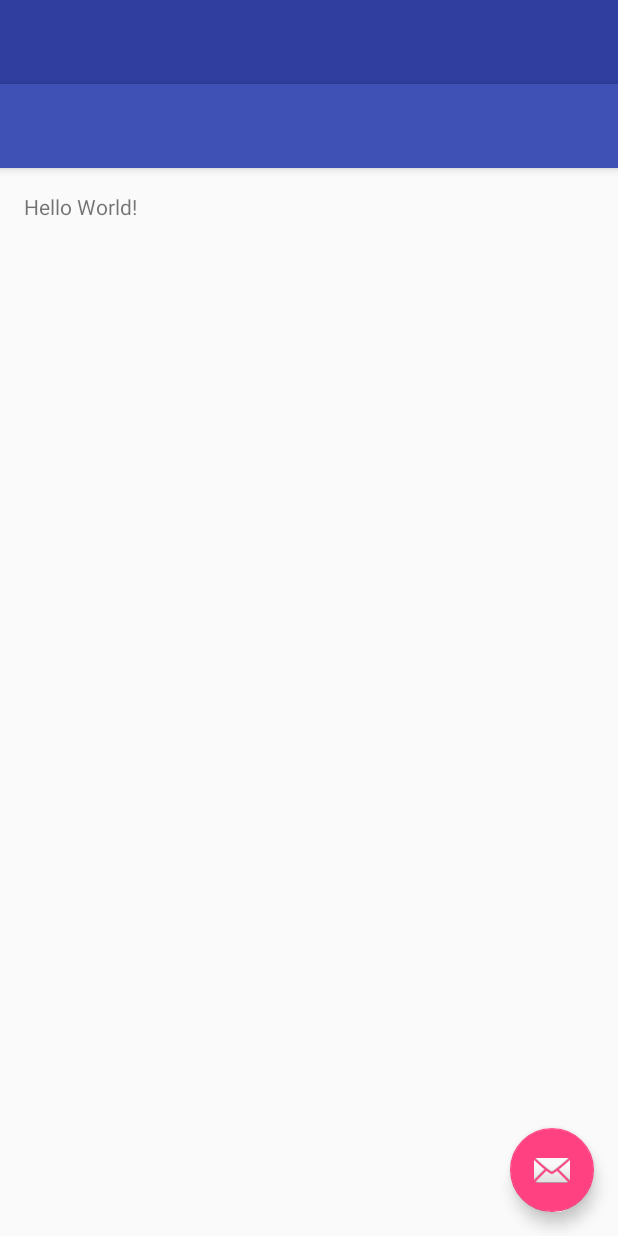
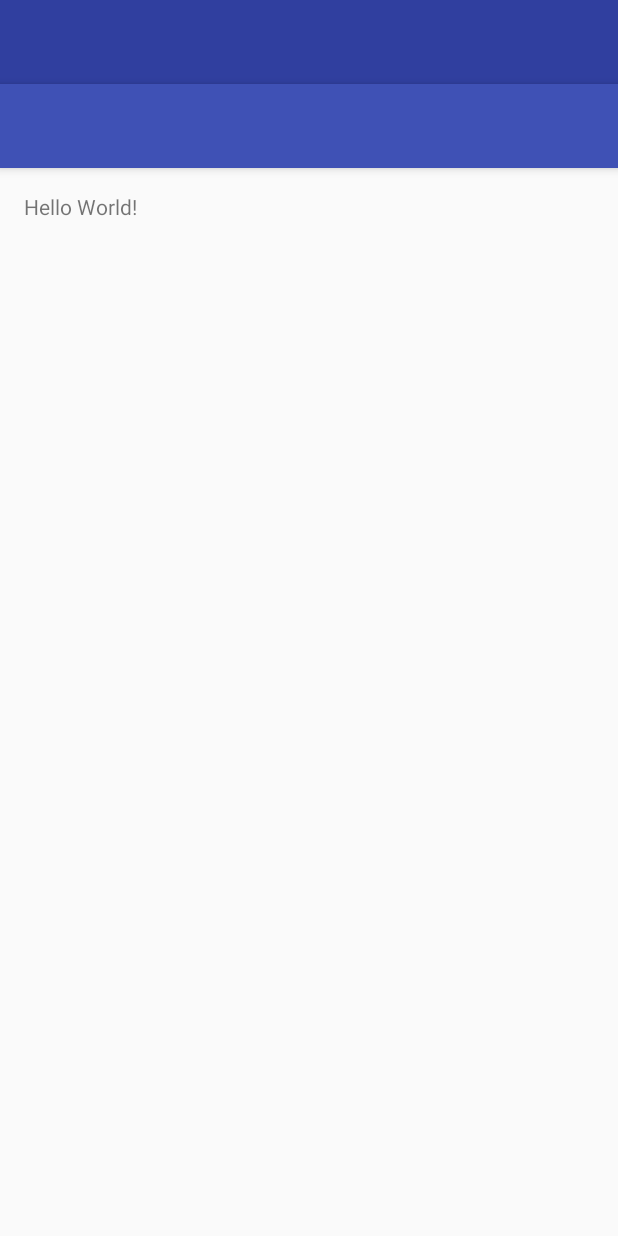
Before and after one commit to hungyanbin/ThailandTrip, an Android app: the layout activity_main.xml on its own in the app's theme, with its tools: preview values and no code run, on a phone screen of 412 x 824 dp. Run offline under Robolectric (Android 15) with nearby library versions, the phone set to English and light mode, and no system bars.

Commit message:
1. add BaseActivity and BaseFragment 2. refactor MainActivity’s drawer

```diff
--- /dev/null
+++ b/app/src/main/java/com/yanin/thailandtrip/BaseActivity.java
@@ -0,0 +1,6 @@
+package com.yanin.thailandtrip;
+
+import com.trello.rxlifecycle2.components.support.RxAppCompatActivity;
+
+public class BaseActivity extends RxAppCompatActivity{
+}
--- /dev/null
+++ b/app/src/main/java/com/yanin/thailandtrip/BaseFragment.java
@@ -0,0 +1,6 @@
+package com.yanin.thailandtrip;
+
+import com.trello.rxlifecycle2.components.RxActivity;
+
+public class BaseFragment extends RxActivity{
+}
--- a/app/src/main/res/layout/app_bar_main.xml
+++ b/app/src/main/res/layout/app_bar_main.xml
@@ -24,12 +24,4 @@
 
     <include layout="@layout/content_main"/>
 
-    <android.support.design.widget.FloatingActionButton
-        android:id="@+id/fab"
-        android:layout_width="wrap_content"
-        android:layout_height="wrap_content"
-        android:layout_gravity="bottom|end"
-        android:layout_margin="@dimen/fab_margin"
-        app:srcCompat="@android:drawable/ic_dialog_email" />
-
 </android.support.design.widget.CoordinatorLayout>
--- a/app/src/main/res/values/drawables.xml
+++ /dev/null
@@ -1,8 +0,0 @@
-<resources xmlns:android="http://schemas.android.com/apk/res/android">
-    <item name="ic_menu_camera" type="drawable">@android:drawable/ic_menu_camera</item>
-    <item name="ic_menu_gallery" type="drawable">@android:drawable/ic_menu_gallery</item>
-    <item name="ic_menu_slideshow" type="drawable">@android:drawable/ic_menu_slideshow</item>
-    <item name="ic_menu_manage" type="drawable">@android:drawable/ic_menu_manage</item>
-    <item name="ic_menu_share" type="drawable">@android:drawable/ic_menu_share</item>
-    <item name="ic_menu_send" type="drawable">@android:drawable/ic_menu_send</item>
-</resources>
```
Also changed, not shown: app/src/main/java/com/yanin/thailandtrip/MainActivity.java (+13 -77 lines), app/src/main/java/com/yanin/thailandtrip/MainContract.java (added, +8 -0 lines), app/src/main/java/com/yanin/thailandtrip/drawer/DrawerContract.java (added, +13 -0 lines), app/src/main/java/com/yanin/thailandtrip/drawer/DrawerPresenter.java (added, +23 -0 lines), app/src/main/java/com/yanin/thailandtrip/drawer/DrawerView.java (added, +67 -0 lines), app/src/main/res/menu/main.xml (deleted, +0 -8 lines).
